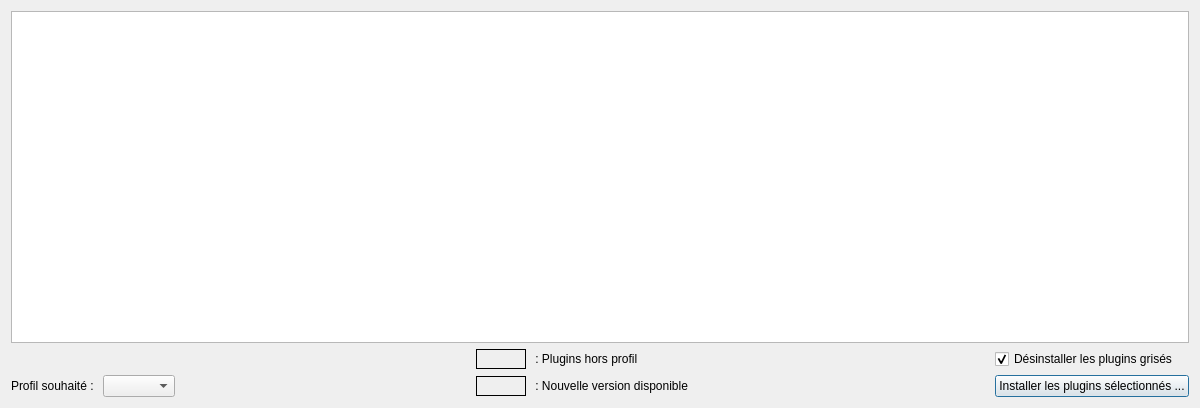
Old version of the form ui/installer.ui in the repository IGNF/PluginsManager-qgis-plugin.
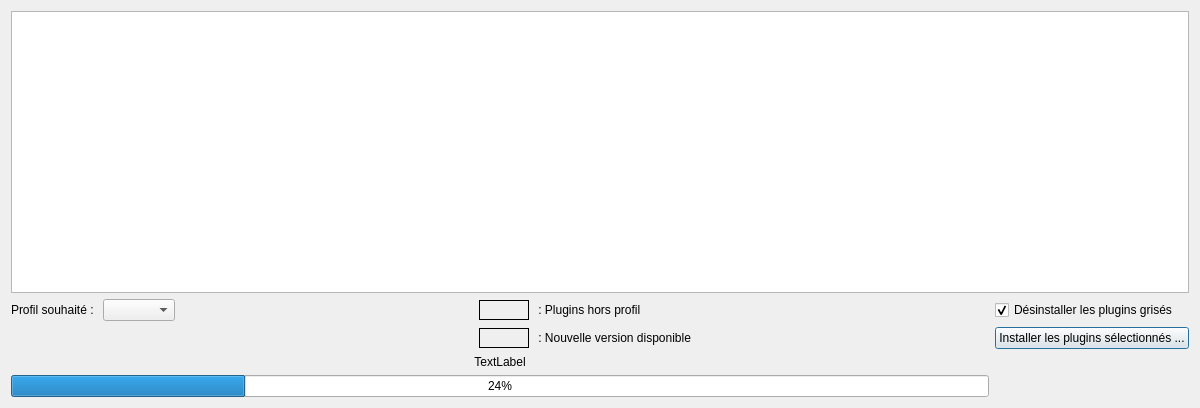
New version of the form. Icons and pictures are not drawn.

Patch:
```diff
--- a/ui/installer.ui
+++ b/ui/installer.ui
@@ -11,7 +11,7 @@
    </rect>
   </property>
   <property name="windowTitle">
-   <string>Installation des plugins QGIS (IGN)</string>
+   <string>Installation des plugins IGN</string>
   </property>
   <property name="windowIcon">
    <iconset>
@@ -20,16 +20,6 @@
   <layout class="QGridLayout" name="gridLayout_2">
    <item row="0" column="0">
     <layout class="QGridLayout" name="gridLayout">
-     <item row="0" column="0" colspan="8">
-      <widget class="QTableWidget" name="tablePlugins"/>
-     </item>
-     <item row="2" column="0">
-      <widget class="QLabel" name="label_2">
-       <property name="text">
-        <string>Profil souhaité : </string>
-       </property>
-      </widget>
-     </item>
      <item row="2" column="3">
       <widget class="QLabel" name="label_non_installe">
        <property name="minimumSize">
@@ -52,43 +42,7 @@
        </property>
       </widget>
      </item>
-     <item row="2" column="4">
-      <widget class="QLabel" name="label">
-       <property name="text">
-        <string> : Nouvelle version disponible</string>
-       </property>
-      </widget>
-     </item>
      <item row="2" column="6">
-      <spacer name="horizontalSpacer">
-       <property name="orientation">
-        <enum>Qt::Horizontal</enum>
-       </property>
-       <property name="sizeHint" stdset="0">
-        <size>
-         <width>40</width>
-         <height>20</height>
-        </size>
-       </property>
-      </spacer>
-     </item>
-     <item row="2" column="2">
-      <spacer name="horizontalSpacer_3">
-       <property name="orientation">
-        <enum>Qt::Horizontal</enum>
-       </property>
-       <property name="sizeHint" stdset="0">
-        <size>
-         <width>40</width>
-         <height>20</height>
-        </size>
-       </property>
-      </spacer>
-     </item>
-     <item row="2" column="1">
-      <widget class="QComboBox" name="comboBox_profils"/>
-     </item>
-     <item row="2" column="7">
       <widget class="QPushButton" name="pushButton_installer">
        <property name="maximumSize">
         <size>
@@ -101,7 +55,30 @@
        </property>
       </widget>
      </item>
-     <item row="1" column="7">
+     <item row="2" column="4">
+      <widget class="QLabel" name="label">
+       <property name="text">
+        <string> : Nouvelle version disponible</string>
+       </property>
+      </widget>
+     </item>
+     <item row="1" column="2">
+      <spacer name="horizontalSpacer">
+       <property name="orientation">
+        <enum>Qt::Horizontal</enum>
+       </property>
+       <property name="sizeHint" stdset="0">
+        <size>
+         <width>40</width>
+         <height>20</height>
+        </size>
+       </property>
+      </spacer>
+     </item>
+     <item row="1" column="1">
+      <widget class="QComboBox" name="comboBox_profils"/>
+     </item>
+     <item row="1" column="6">
       <widget class="QCheckBox" name="checkBox_suppr_plugins">
        <property name="text">
         <string>Désinstaller les plugins grisés</string>
@@ -111,6 +88,16 @@
        </property>
       </widget>
      </item>
+     <item row="0" column="0" colspan="7">
+      <widget class="QTableWidget" name="tablePlugins"/>
+     </item>
+     <item row="1" column="0">
+      <widget class="QLabel" name="label_4">
+       <property name="text">
+        <string>Profil souhaité : </string>
+       </property>
+      </widget>
+     </item>
      <item row="1" column="3">
       <widget class="QLabel" name="label_hors_profil">
        <property name="minimumSize">
@@ -140,6 +127,36 @@
        </property>
       </widget>
      </item>
+     <item row="1" column="5">
+      <spacer name="horizontalSpacer_2">
+       <property name="orientation">
+        <enum>Qt::Horizontal</enum>
+       </property>
+       <property name="sizeHint" stdset="0">
+        <size>
+         <width>40</width>
+         <height>20</height>
+        </size>
+       </property>
+      </spacer>
+     </item>
+     <item row="4" column="0" colspan="6">
+      <widget class="QProgressBar" name="progressBar">
+       <property name="value">
+        <number>24</number>
+       </property>
+      </widget>
+     </item>
+     <item row="3" column="0" colspan="6">
+      <widget class="QLabel" name="label_progress">
+       <property name="text">
+        <string>TextLabel</string>
+       </property>
+       <property name="alignment">
+        <set>Qt::AlignCenter</set>
+       </property>
+      </widget>
+     </item>
     </layout>
    </item>
   </layout>
```
